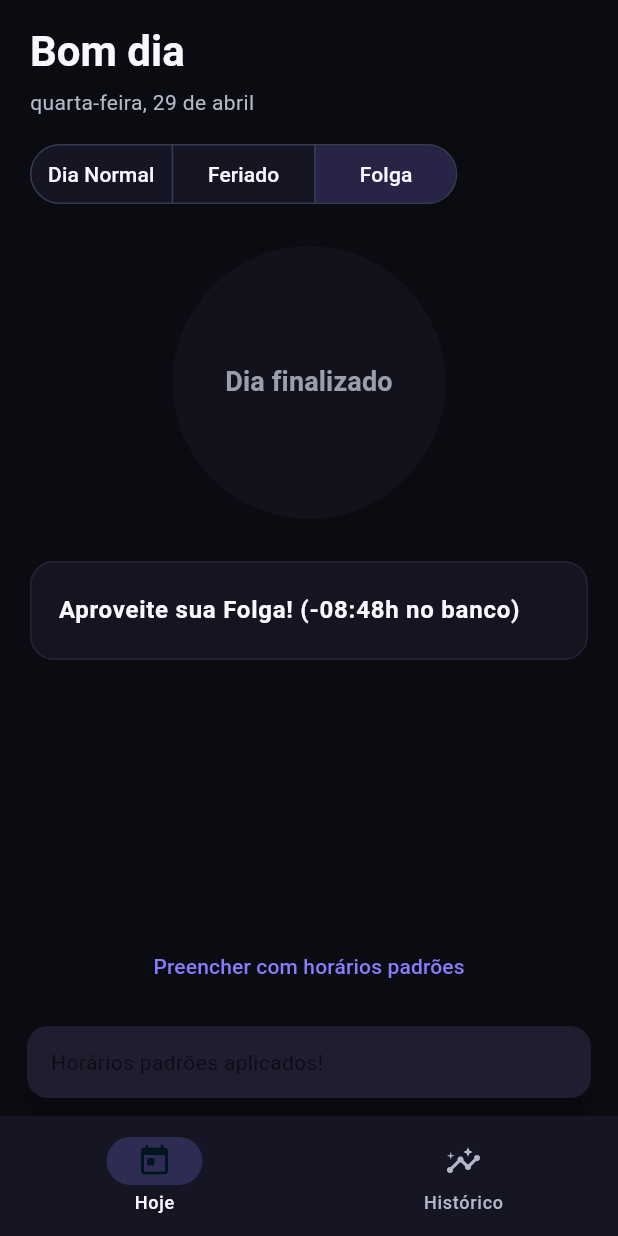
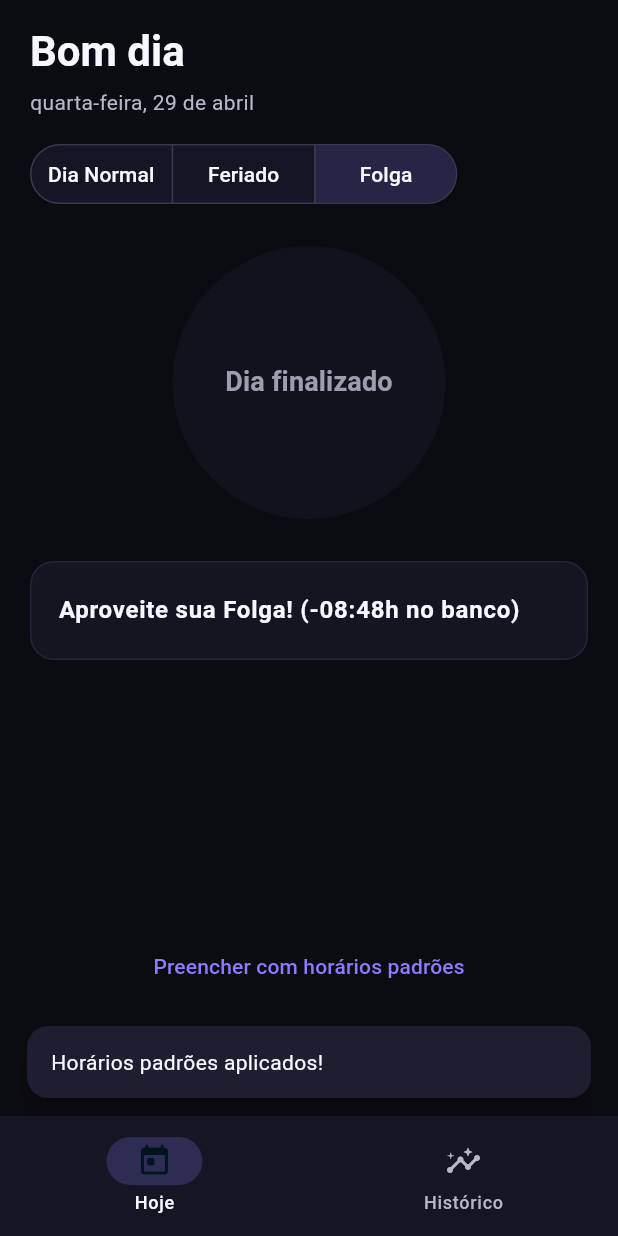
Before and after one commit to nilknarfsam/auratime, a Flutter app: the screen it shows after launch, after a tap on "Feriado", after a tap on "Folga", after a tap on "Preencher com horários padrões", on a phone screen of 412 x 824 dp. Run offline on Flutter 3.47's test engine with Material 3 defaults, Android fonts, the phone set to English and light mode, and no system bars; our stand-ins replace isar, pdf, printing; missing offline and left inert: home_widget; accounts and stored records are empty; generated files the repository leaves out were written again.

Commit message:
refactor: stabilize punch flow and dashboard components

```diff
--- /dev/null
+++ b/lib/config/app_config.dart
@@ -0,0 +1,6 @@
+class AppConfig {
+  const AppConfig._();
+
+  // Temporary value until user settings screen is implemented.
+  static const String reportUserName = 'Franklin';
+}
--- /dev/null
+++ b/lib/core/ui/snackbar_helper.dart
@@ -0,0 +1,65 @@
+import 'package:flutter/material.dart';
+
+class SnackBarHelper {
+  static void showSuccess(BuildContext context, String message) {
+    final theme = Theme.of(context);
+    _show(
+      context: context,
+      message: message,
+      backgroundColor: theme.colorScheme.surfaceContainerHighest,
+      textStyle: theme.textTheme.bodyMedium?.copyWith(
+        color: theme.colorScheme.onSurface,
+      ),
+      duration: const Duration(seconds: 2),
+    );
+  }
+
+  static void showError(BuildContext context, String message) {
+    final theme = Theme.of(context);
+    _show(
+      context: context,
+      message: message,
+      backgroundColor: theme.colorScheme.errorContainer,
+      textStyle: TextStyle(
+        color: theme.colorScheme.onErrorContainer,
+        fontSize: 14,
+      ),
+      duration: const Duration(seconds: 3),
+    );
+  }
+
+  static void showWarning(BuildContext context, String message) {
+    final theme = Theme.of(context);
+    _show(
+      context: context,
+      message: message,
+      backgroundColor: theme.colorScheme.tertiaryContainer,
+      textStyle: TextStyle(
+        color: theme.colorScheme.onTertiaryContainer,
+        fontSize: 14,
+      ),
+      duration: const Duration(seconds: 3),
+    );
+  }
+
+  static void _show({
+    required BuildContext context,
+    required String message,
+    required Color backgroundColor,
+    required TextStyle? textStyle,
+    required Duration duration,
+  }) {
+    final messenger = ScaffoldMessenger.of(context);
+    messenger.hideCurrentSnackBar();
+    messenger.showSnackBar(
+      SnackBar(
+        content: Text(message, style: textStyle),
+        behavior: SnackBarBehavior.floating,
+        backgroundColor: backgroundColor,
+        shape: RoundedRectangleBorder(borderRadius: BorderRadius.circular(14)),
+        margin: const EdgeInsets.symmetric(horizontal: 18, vertical: 12),
+        duration: duration,
+      ),
+    );
+  }
+}
--- a/lib/screens/dashboard_screen.dart
+++ b/lib/screens/dashboard_screen.dart
@@ -1,7 +1,10 @@
 import 'dart:async';
 
+import 'package:auratime/core/ui/snackbar_helper.dart';
 import 'package:flutter/material.dart';
 import 'package:auratime/models/time_record.dart';
+import 'package:auratime/screens/widgets/punch_button.dart';
+import 'package:auratime/screens/widgets/time_record_card.dart';
 import 'package:auratime/services/time_record_service.dart';
 import 'package:auratime/services/widget_service.dart';
 import 'package:intl/intl.dart';
@@ -51,30 +54,48 @@ class _DashboardScreenState extends State<DashboardScreen>
                       Center(
                         child: _isLoading
                             ? const CircularProgressIndicator()
-                            : _buildPunchButton(theme),
+                            : PunchButton(
+                                canPunch:
+                                    !_isLoading && _isRegularDay && !_isDayFinalized,
+                                isDayFinalized: _isDayFinalized,
+                                onPressed: !_isLoading && _isRegularDay && !_isDayFinalized
+                                    ? _recordNow
+                                    : null,
+                                pulseAnimation: _pulseAnimation,
+                              ),
                       ),
                       const SizedBox(height: 28),
                       if (_isRegularDay) ...[
-                        _buildRecordCard(
-                          theme: theme,
+                        TimeRecordCard(
                           label: 'Entrada',
                           value: _todayRecord.entryTime,
-                          field: _RecordField.entry,
                           expected: _formatExpectedTime(
                             TimeRecordService.defaultEntryHour,
                             TimeRecordService.defaultEntryMinute,
                           ),
+                          timeFormatter: _timeFormatter,
+                          onTap: _isLoading
+                              ? null
+                              : () => _editRecordTime(
+                                    _RecordField.entry,
+                                    _todayRecord.entryTime,
+                                  ),
                         ),
                         const SizedBox(height: 12),
-                        _buildRecordCard(
-                          theme: theme,
+                        TimeRecordCard(
                           label: 'Saída',
                           value: _todayRecord.exitTime,
-                          field: _RecordField.exit,
                           expected: _formatExpectedTime(
                             TimeRecordService.defaultExitHour,
                             TimeRecordService.defaultExitMinute,
                           ),
+                          timeFormatter: _timeFormatter,
+                          onTap: _isLoading
+                              ? null
+                              : () => _editRecordTime(
+                                    _RecordField.exit,
+                                    _todayRecord.exitTime,
+                                  ),
                         ),
                         AnimatedOpacity(
                           duration: const Duration(milliseconds: 350),
@@ -108,7 +129,7 @@ class _DashboardScreenState extends State<DashboardScreen>
                           'Desenvolvido por Franklin Carvalho',
                           style: theme.textTheme.labelSmall?.copyWith(
                             color: theme.colorScheme.onSurfaceVariant
-                                .withOpacity(0.5),
+                                .withValues(alpha: 0.5),
                           ),
                         ),
                       ),
@@ -157,121 +178,6 @@ class _DashboardScreenState extends State<DashboardScreen>
           style: theme.textTheme.bodyMedium,
         ),
       ],
-    );
-  }
-
-  Widget _buildPunchButton(ThemeData theme) {
-    final primary = theme.colorScheme.primary;
-    final secondary = theme.colorScheme.secondary;
-    final canPunch = !_isLoading && _isRegularDay && !_isDayFinalized;
-    final backgroundColor = canPunch
-        ? theme.colorScheme.surfaceContainerHighest
-        : theme.colorScheme.surfaceContainerHighest.withValues(alpha: 0.45);
-    final foregroundColor =
-        canPunch ? theme.colorScheme.onSurface : theme.colorScheme.onSurfaceVariant;
-
-    final button = DecoratedBox(
-      decoration: BoxDecoration(
-        shape: BoxShape.circle,
-        boxShadow: canPunch
-            ? [
-                BoxShadow(
-                  color: primary.withValues(alpha: 0.26),
-                  blurRadius: 24,
-                  spreadRadius: 3,
-                ),
-                BoxShadow(
-                  color: secondary.withValues(alpha: 0.13),
-                  blurRadius: 34,
-                  spreadRadius: 2,
-                ),
-              ]
-            : const [],
-      ),
-      child: SizedBox(
-        width: 182,
-        height: 182,
-        child: Opacity(
-          opacity: canPunch ? 1 : 0.85,
-          child: FloatingActionButton(
-            heroTag: 'punch_now_button',
-            elevation: 0,
-            backgroundColor: backgroundColor,
-            foregroundColor: foregroundColor,
-            onPressed: canPunch ? _recordNow : null,
-            shape: const CircleBorder(),
-            child: Padding(
-              padding: const EdgeInsets.all(18),
-              child: Text(
-                _isDayFinalized ? 'Dia finalizado' : 'Bater Ponto Agora',
-                textAlign: TextAlign.center,
-                style: const TextStyle(
-                  fontSize: 18,
-                  fontWeight: FontWeight.w700,
-                  height: 1.25,
-                ),
-              ),
-            ),
-          ),
-        ),
-      ),
-    );
-
-    if (!canPunch) {
-      return button;
-    }
-
-    return ScaleTransition(scale: _pulseAnimation, child: button);
-  }
-
-  Widget _buildRecordCard({
-    required ThemeData theme,
-    required String label,
-    required DateTime? value,
-    required _RecordField field,
-    required String expected,
-  }) {
-    final isFilled = value != null;
-    final recordedTime = value;
-    final iconColor =
-        isFilled ? theme.colorScheme.secondary : theme.colorScheme.onSurfaceVariant;
-
-    return Card(
-      child: InkWell(
-        borderRadius: BorderRadius.circular(16),
-        onTap: _isLoading ? null : () => _editRecordTime(field, value),
-        child: Padding(
-          padding: const EdgeInsets.symmetric(horizontal: 18, vertical: 22),
-          child: Row(
-            children: [
-              Icon(
-                isFilled ? Icons.check_circle_rounded : Icons.access_time_rounded,
-                color: iconColor,
-              ),
-              const SizedBox(width: 12),
-              Expanded(
-                child: Text(
-                  label,
-                  style: theme.textTheme.bodyLarge?.copyWith(
-                    fontWeight: FontWeight.w600,
-                  ),
-                ),
-              ),
-              Text(
-                isFilled && recordedTime != null
-                    ? _timeFormatter.format(recordedTime)
-                    : 'Previsto: $expected',
-                style: isFilled
-                    ? theme.textTheme.bodyLarge?.copyWith(
-                        fontWeight: FontWeight.w700,
-                        color: theme.colorScheme.onSurface,
-                      )
-                    : theme.textTheme.bodyMedium,
-              ),
-            ],
-          ),
-        ),
-      ),
     );
   }
 
@@ -424,7 +330,7 @@ class _DashboardScreenState extends State<DashboardScreen>
       unawaited(syncHomeWidgetStatus());
     } catch (_) {
       if (mounted) {
-        _showErrorSnackBar('Não foi possível carregar o dia de hoje.');
+        SnackBarHelper.showError(context, 'Não foi possível carregar o dia de hoje.');
       }
     } finally {
       if (mounted) {
@@ -437,7 +343,7 @@ class _DashboardScreenState extends State<DashboardScreen>
 
   Future<void> _recordNow() async {
     if (_isDayFinalized) {
-      _showErrorSnackBar('Seu ponto de hoje já foi finalizado.');
+      SnackBarHelper.showWarning(context, 'Seu ponto de hoje já foi finalizado.');
       return;
     }
 
@@ -455,7 +361,7 @@ class _DashboardScreenState extends State<DashboardScreen>
           _todayRecord = result.record;
           _isLoading = false;
         });
-        _showErrorSnackBar('Seu ponto de hoje já foi finalizado.');
+        SnackBarHelper.showWarning(context, 'Seu ponto de hoje já foi finalizado.');
         return;
       }
 
@@ -464,7 +370,7 @@ class _DashboardScreenState extends State<DashboardScreen>
         _isLoading = false;
       });
       unawaited(syncHomeWidgetStatus());
-      _showFeedbackSnackBar('Ponto registrado com sucesso!');
+      SnackBarHelper.showSuccess(context, 'Ponto registrado com sucesso!');
     } catch (_) {
       if (!mounted) {
         return;
@@ -472,6 +378,7 @@ class _DashboardScreenState extends State<DashboardScreen>
       setState(() {
         _isLoading = false;
       });
+      SnackBarHelper.showError(context, 'Não foi possível registrar o ponto.');
     }
   }
 
@@ -491,7 +398,7 @@ class _DashboardScreenState extends State<DashboardScreen>
         _isLoading = false;
       });
       unawaited(syncHomeWidgetStatus());
-      _showFeedbackSnackBar('Horários padrões aplicados!');
+      SnackBarHelper.showSuccess(context, 'Horários padrões aplicados!');
     } catch (_) {
       if (!mounted) {
         return;
@@ -526,7 +433,7 @@ class _DashboardScreenState extends State<DashboardScreen>
       if (!mounted) {
         return;
       }
-      _showErrorSnackBar('Não foi possível salvar o tipo de dia.');
+      SnackBarHelper.showError(context, 'Não foi possível salvar o tipo de dia.');
       await _loadTodayRecord();
     }
   }
@@ -589,12 +496,12 @@ class _DashboardScreenState extends State<DashboardScreen>
         _isLoading = false;
       });
       unawaited(syncHomeWidgetStatus());
-      _showFeedbackSnackBar('Horário atualizado com sucesso!');
+      SnackBarHelper.showSuccess(context, 'Horário atualizado com sucesso!');
     } catch (_) {
       if (!mounted) {
         return;
       }
-      _showErrorSnackBar('Não foi possível salvar o horário.');
+      SnackBarHelper.showError(context, 'Não foi possível salvar o horário.');
       await _loadTodayRecord();
     }
   }
@@ -663,7 +570,7 @@ class _DashboardScreenState extends State<DashboardScreen>
         _isLoading = false;
       });
       unawaited(syncHomeWidgetStatus());
-      _showFeedbackSnackBar('Observação atualizada com sucesso!');
+      SnackBarHelper.showSuccess(context, 'Observação atualizada com sucesso!');
     } catch (_) {
       if (!mounted) {
         return;
@@ -683,44 +590,6 @@ class _DashboardScreenState extends State<DashboardScreen>
         _todayRecord.exitTime = value;
         return;
     }
-  }
-
-  void _showFeedbackSnackBar(String message) {
-    final theme = Theme.of(context);
-    final messenger = ScaffoldMessenger.of(context);
-    messenger.hideCurrentSnackBar();
-    messenger.showSnackBar(
-      SnackBar(
-        content: Text(message),
-        behavior: SnackBarBehavior.floating,
-        backgroundColor: theme.colorScheme.surfaceContainerHighest,
-        shape: RoundedRectangleBorder(borderRadius: BorderRadius.circular(14)),
-        margin: const EdgeInsets.symmetric(horizontal: 18, vertical: 12),
-        duration: const Duration(seconds: 2),
-      ),
-    );
-  }
-
-  void _showErrorSnackBar(String message) {
-    final theme = Theme.of(context);
-    final messenger = ScaffoldMessenger.of(context);
-    messenger.hideCurrentSnackBar();
-    messenger.showSnackBar(
-      SnackBar(
-        content: Text(
-          message,
-          style: TextStyle(
-            color: theme.colorScheme.onErrorContainer,
-            fontSize: 14,
-          ),
-        ),
-        behavior: SnackBarBehavior.floating,
-        backgroundColor: theme.colorScheme.errorContainer,
-        shape: RoundedRectangleBorder(borderRadius: BorderRadius.circular(14)),
-        margin: const EdgeInsets.symmetric(horizontal: 18, vertical: 12),
-        duration: const Duration(seconds: 3),
-      ),
-    );
   }
 
   String _greeting(DateTime date) {
--- /dev/null
+++ b/lib/screens/widgets/punch_button.dart
@@ -0,0 +1,81 @@
+import 'package:flutter/material.dart';
+
+class PunchButton extends StatelessWidget {
+  const PunchButton({
+    super.key,
+    required this.canPunch,
+    required this.isDayFinalized,
+    required this.onPressed,
+    required this.pulseAnimation,
+  });
+
+  final bool canPunch;
+  final bool isDayFinalized;
+  final VoidCallback? onPressed;
+  final Animation<double> pulseAnimation;
+
+  @override
+  Widget build(BuildContext context) {
+    final theme = Theme.of(context);
+    final primary = theme.colorScheme.primary;
+    final secondary = theme.colorScheme.secondary;
+    final backgroundColor = canPunch
+        ? theme.colorScheme.surfaceContainerHighest
+        : theme.colorScheme.surfaceContainerHighest.withValues(alpha: 0.45);
+    final foregroundColor =
+        canPunch ? theme.colorScheme.onSurface : theme.colorScheme.onSurfaceVariant;
+
+    final button = DecoratedBox(
+      decoration: BoxDecoration(
+        shape: BoxShape.circle,
+        boxShadow: canPunch
+            ? [
+                BoxShadow(
+                  color: primary.withValues(alpha: 0.26),
+                  blurRadius: 24,
+                  spreadRadius: 3,
+                ),
+                BoxShadow(
+                  color: secondary.withValues(alpha: 0.13),
+                  blurRadius: 34,
+                  spreadRadius: 2,
+                ),
+              ]
+            : const [],
+      ),
+      child: SizedBox(
+        width: 182,
+        height: 182,
+        child: Opacity(
+          opacity: canPunch ? 1 : 0.85,
+          child: FloatingActionButton(
+            heroTag: 'punch_now_button',
+            elevation: 0,
+            backgroundColor: backgroundColor,
+            foregroundColor: foregroundColor,
+            onPressed: onPressed,
+            shape: const CircleBorder(),
+            child: Padding(
+              padding: const EdgeInsets.all(18),
+              child: Text(
+                isDayFinalized ? 'Dia finalizado' : 'Bater Ponto Agora',
+                textAlign: TextAlign.center,
+                style: const TextStyle(
+                  fontSize: 18,
+                  fontWeight: FontWeight.w700,
+                  height: 1.25,
+                ),
+              ),
+            ),
+          ),
+        ),
+      ),
+    );
+
+    if (!canPunch) {
+      return button;
+    }
+
+    return ScaleTransition(scale: pulseAnimation, child: button);
+  }
+}
--- /dev/null
+++ b/lib/screens/widgets/time_record_card.dart
@@ -0,0 +1,65 @@
+import 'package:flutter/material.dart';
+import 'package:intl/intl.dart';
+
+class TimeRecordCard extends StatelessWidget {
+  const TimeRecordCard({
+    super.key,
+    required this.label,
+    required this.value,
+    required this.expected,
+    required this.timeFormatter,
+    required this.onTap,
+  });
+
+  final String label;
+  final DateTime? value;
+  final String expected;
+  final DateFormat timeFormatter;
+  final VoidCallback? onTap;
+
+  @override
+  Widget build(BuildContext context) {
+    final theme = Theme.of(context);
+    final isFilled = value != null;
+    final iconColor =
+        isFilled ? theme.colorScheme.secondary : theme.colorScheme.onSurfaceVariant;
+
+    return Card(
+      child: InkWell(
+        borderRadius: BorderRadius.circular(16),
+        onTap: onTap,
+        child: Padding(
+          padding: const EdgeInsets.symmetric(horizontal: 18, vertical: 22),
+          child: Row(
+            children: [
+              Icon(
+                isFilled ? Icons.check_circle_rounded : Icons.access_time_rounded,
+                color: iconColor,
+              ),
+              const SizedBox(width: 12),
+              Expanded(
+                child: Text(
+                  label,
+                  style: theme.textTheme.bodyLarge?.copyWith(
+                    fontWeight: FontWeight.w600,
+                  ),
+                ),
+              ),
+              Text(
+                isFilled && value != null
+                    ? timeFormatter.format(value!)
+                    : 'Previsto: $expected',
+                style: isFilled
+                    ? theme.textTheme.bodyLarge?.copyWith(
+                        fontWeight: FontWeight.w700,
+                        color: theme.colorScheme.onSurface,
+                      )
+                    : theme.textTheme.bodyMedium,
+              ),
+            ],
+          ),
+        ),
+      ),
+    );
+  }
+}
```
Also changed, not shown: lib/screens/history_screen.dart (+4 -23 lines).
